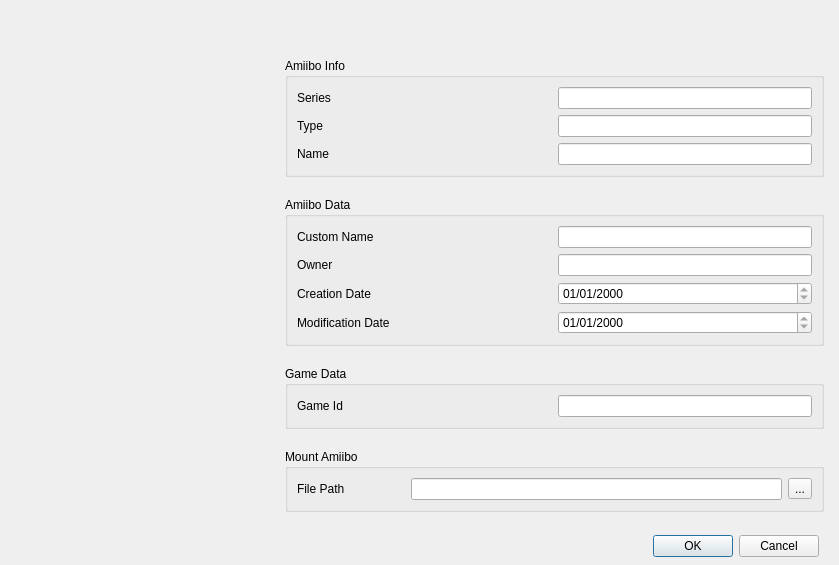
Old version of the form src/lichii/applets/qt_amiibo_settings.ui in the repository ddddng/Lichii.
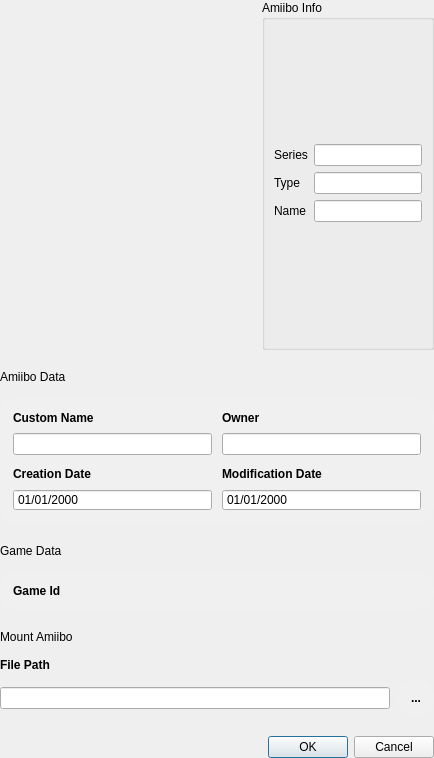
New version of the form.

Commit message: Applets: Amiibo Settings from Paper

The edit to the form file:
```diff
--- a/src/lichii/applets/qt_amiibo_settings.ui
+++ b/src/lichii/applets/qt_amiibo_settings.ui
@@ -2,111 +2,21 @@
 <ui version="4.0">
  <class>QtAmiiboSettingsDialog</class>
  <widget class="QDialog" name="QtAmiiboSettingsDialog">
-  <property name="geometry">
-   <rect>
-    <x>0</x>
-    <y>0</y>
-    <width>839</width>
-    <height>500</height>
-   </rect>
-  </property>
   <property name="windowTitle">
    <string>Amiibo Settings</string>
   </property>
   <property name="styleSheet">
-   <string notr="true"/>
+   <string notr="true">QLabel[section="true"] { color: rgba(255, 255, 255, 158); }
+QFrame#amiiboDataGroup, QFrame#gameDataGroup { background-color: rgba(255, 255, 255, 13); border: 1px solid rgba(255, 255, 255, 20); border-radius: 18px; }
+QLabel#amiiboCustomNameLabel, QLabel#amiiboOwnerLabel, QLabel#creationDateLabel, QLabel#modificationDateLabel, QLabel#amiiboDirectoryLabel { font-weight: 600; }
+QLineEdit#gameIdValue { background: transparent; border: 0; padding: 0; color: rgba(255, 255, 255, 158); font-family: monospace; }
+QLabel#gameIdLabel { font-weight: 600; }
+QToolButton#amiiboDirectoryButton { border: 0; border-radius: 18px; padding: 0; background-color: rgba(255, 255, 255, 20); font-weight: 600; }</string>
   </property>
-  <layout class="QVBoxLayout" name="verticalLayout" stretch="0">
-   <property name="leftMargin">
-    <number>0</number>
-   </property>
-   <property name="topMargin">
-    <number>0</number>
-   </property>
-   <property name="rightMargin">
-    <number>0</number>
-   </property>
-   <property name="bottomMargin">
-    <number>0</number>
-   </property>
-   <item>
-    <widget class="QWidget" name="mainControllerApplet" native="true">
-     <layout class="QVBoxLayout" name="verticalLayout_1" stretch="0,3,0">
+  <layout class="QVBoxLayout" name="verticalLayout">
       <property name="spacing">
-       <number>0</number>
-      </property>
-      <property name="leftMargin">
-       <number>0</number>
-      </property>
-      <property name="topMargin">
-       <number>0</number>
-      </property>
-      <property name="rightMargin">
-       <number>0</number>
-      </property>
-      <property name="bottomMargin">
-       <number>0</number>
-      </property>
-      <item>
-       <widget class="QWidget" name="topControllerApplet" native="true">
-        <layout class="QHBoxLayout" name="horizontalLayout">
-         <property name="spacing">
-          <number>10</number>
-         </property>
-         <property name="leftMargin">
           <number>20</number>
          </property>
-         <property name="topMargin">
-          <number>15</number>
-         </property>
-         <property name="rightMargin">
-          <number>0</number>
-         </property>
-         <property name="bottomMargin">
-          <number>15</number>
-         </property>
-         <item>
-          <widget class="QLabel" name="cabinetActionDescriptionLabel">
-           <property name="font">
-            <font>
-             <pointsize>12</pointsize>
-             <weight>75</weight>
-             <bold>true</bold>
-            </font>
-           </property>
-           <property name="text">
-            <string/>
-           </property>
-           <property name="alignment">
-            <set>Qt::AlignLeading|Qt::AlignLeft|Qt::AlignVCenter</set>
-           </property>
-           <property name="wordWrap">
-            <bool>false</bool>
-           </property>
-          </widget>
-         </item>
-         <item>
-          <spacer name="horizontalSpacer_2">
-           <property name="orientation">
-            <enum>Qt::Horizontal</enum>
-           </property>
-           <property name="sizeHint" stdset="0">
-            <size>
-             <width>40</width>
-             <height>20</height>
-            </size>
-           </property>
-          </spacer>
-         </item>
-        </layout>
-       </widget>
-      </item>
-      <item>
-       <widget class="QWidget" name="middleControllerApplet" native="true">
-        <layout class="QVBoxLayout" name="verticalLayout_3">
-         <property name="spacing">
-          <number>0</number>
-         </property>
          <property name="leftMargin">
           <number>0</number>
          </property>
@@ -120,15 +30,9 @@
           <number>0</number>
          </property>
          <item>
-          <layout class="QHBoxLayout" name="horizontalLayout_2">
+    <layout class="QHBoxLayout" name="amiiboInfoLayout">
            <property name="spacing">
-            <number>20</number>
-           </property>
-           <property name="leftMargin">
-            <number>15</number>
-           </property>
-           <property name="rightMargin">
-            <number>15</number>
+      <number>12</number>
            </property>
            <item>
             <widget class="QLabel" name="amiiboImageLabel">
@@ -153,17 +57,6 @@
             </widget>
            </item>
            <item>
-            <layout class="QVBoxLayout" name="verticalLayout_4">
-             <property name="leftMargin">
-              <number>0</number>
-             </property>
-             <property name="topMargin">
-              <number>8</number>
-             </property>
-             <property name="bottomMargin">
-              <number>15</number>
-             </property>
-             <item>
               <widget class="QGroupBox" name="amiiboInfoGroup">
                <property name="title">
                 <string>Amiibo Info</string>
@@ -236,62 +129,99 @@
                </layout>
               </widget>
              </item>
+    </layout>
+   </item>
              <item>
-              <widget class="QGroupBox" name="amiiboDataGroup">
-               <property name="title">
+    <layout class="QVBoxLayout" name="amiiboDataSection">
+     <property name="spacing">
+      <number>14</number>
+     </property>
+     <item>
+      <widget class="QLabel" name="amiiboDataLabel">
+       <property name="text">
                 <string>Amiibo Data</string>
                </property>
-               <layout class="QVBoxLayout" name="verticalLayout_6">
+       <property name="section" stdset="0">
+        <bool>true</bool>
+       </property>
+      </widget>
+     </item>
                 <item>
+      <widget class="QFrame" name="amiiboDataGroup">
                  <layout class="QGridLayout" name="gridLayout_2">
+        <property name="leftMargin">
+         <number>12</number>
+        </property>
+        <property name="topMargin">
+         <number>12</number>
+        </property>
+        <property name="rightMargin">
+         <number>12</number>
+        </property>
+        <property name="bottomMargin">
+         <number>12</number>
+        </property>
+        <property name="horizontalSpacing">
+         <number>10</number>
+        </property>
+        <property name="verticalSpacing">
+         <number>12</number>
+        </property>
                   <item row="0" column="0">
+         <layout class="QVBoxLayout" name="amiiboCustomNameValueLayout">
+          <property name="spacing">
+           <number>8</number>
+          </property>
+          <item>
                    <widget class="QLabel" name="amiiboCustomNameLabel">
                     <property name="text">
                      <string>Custom Name</string>
                     </property>
                    </widget>
                   </item>
-                  <item row="0" column="1">
+          <item>
                    <widget class="QLineEdit" name="amiiboCustomNameValue">
-                    <property name="sizePolicy">
-                     <sizepolicy hsizetype="Minimum" vsizetype="Fixed">
-                      <horstretch>0</horstretch>
-                      <verstretch>0</verstretch>
-                     </sizepolicy>
-                    </property>
                     <property name="maxLength">
                      <number>10</number>
                     </property>
                    </widget>
                   </item>
-                  <item row="1" column="0">
+         </layout>
+        </item>
+        <item row="0" column="1">
+         <layout class="QVBoxLayout" name="amiiboOwnerValueLayout">
+          <property name="spacing">
+           <number>8</number>
+          </property>
+          <item>
                    <widget class="QLabel" name="amiiboOwnerLabel">
                     <property name="text">
                      <string>Owner</string>
                     </property>
                    </widget>
                   </item>
-                  <item row="1" column="1">
+          <item>
                    <widget class="QLineEdit" name="amiiboOwnerValue">
-                    <property name="sizePolicy">
-                     <sizepolicy hsizetype="Minimum" vsizetype="Fixed">
-                      <horstretch>0</horstretch>
-                      <verstretch>0</verstretch>
-                     </sizepolicy>
-                    </property>
                     <property name="maxLength">
                      <number>10</number>
                     </property>
                    </widget>
                   </item>
-                  <item row="2" column="0">
+         </layout>
+        </item>
+        <item row="1" column="0">
+         <layout class="QVBoxLayout" name="creationDateValueLayout">
+          <property name="spacing">
+           <number>8</number>
+          </property>
+          <item>
                    <widget class="QLabel" name="creationDateLabel">
                     <property name="text">
                      <string>Creation Date</string>
                     </property>
                    </widget>
                   </item>
-                  <item row="2" column="1">
+          <item>
                    <widget class="QDateTimeEdit" name="creationDateValue">
                     <property name="readOnly">
                      <bool>true</bool>
@@ -306,16 +236,26 @@
                     <property name="displayFormat">
                      <string>dd/MM/yyyy</string>
                     </property>
-                   </widget>
-                  </item>
-                  <item row="3" column="0">
+            <property name="buttonSymbols">
+             <enum>QAbstractSpinBox::NoButtons</enum>
+            </property>
+           </widget>
+          </item>
+         </layout>
+        </item>
+        <item row="1" column="1">
+         <layout class="QVBoxLayout" name="modificationDateValueLayout">
+          <property name="spacing">
+           <number>8</number>
+          </property>
+          <item>
                    <widget class="QLabel" name="modificationDateLabel">
                     <property name="text">
                      <string>Modification Date</string>
                     </property>
                    </widget>
                   </item>
-                  <item row="3" column="1">
+          <item>
                    <widget class="QDateTimeEdit" name="modificationDateValue">
                     <property name="readOnly">
                      <bool>true</bool>
@@ -330,6 +270,9 @@
                     <property name="displayFormat">
                      <string>dd/MM/yyyy </string>
                     </property>
+            <property name="buttonSymbols">
+             <enum>QAbstractSpinBox::NoButtons</enum>
+            </property>
                    </widget>
                   </item>
                  </layout>
@@ -337,128 +280,137 @@
                </layout>
               </widget>
              </item>
+    </layout>
+   </item>
              <item>
-              <widget class="QGroupBox" name="gameDataGroup">
-               <property name="minimumSize">
-                <size>
-                 <width>500</width>
-                 <height>0</height>
-                </size>
-               </property>
-               <property name="title">
+    <layout class="QVBoxLayout" name="gameDataSection">
+     <property name="spacing">
+      <number>14</number>
+     </property>
+     <item>
+      <widget class="QLabel" name="gameDataLabel">
+       <property name="text">
                 <string>Game Data</string>
                </property>
-               <layout class="QGridLayout" name="gridLayout_3">
-                <item row="0" column="0">
+       <property name="section" stdset="0">
+        <bool>true</bool>
+       </property>
+      </widget>
+     </item>
+     <item>
+      <widget class="QFrame" name="gameDataGroup">
+       <layout class="QHBoxLayout" name="gridLayout_3">
+        <property name="leftMargin">
+         <number>12</number>
+        </property>
+        <property name="topMargin">
+         <number>10</number>
+        </property>
+        <property name="rightMargin">
+         <number>12</number>
+        </property>
+        <property name="bottomMargin">
+         <number>10</number>
+        </property>
+        <property name="spacing">
+         <number>10</number>
+        </property>
+        <item>
                  <widget class="QLabel" name="gameIdLabel">
                   <property name="text">
                    <string>Game Id</string>
                   </property>
                  </widget>
                 </item>
-                <item row="0" column="1">
+        <item>
+         <spacer name="gameIdSpacer">
+          <property name="orientation">
+           <enum>Qt::Horizontal</enum>
+          </property>
+          <property name="sizeHint" stdset="0">
+           <size>
+            <width>0</width>
+            <height>0</height>
+           </size>
+          </property>
+         </spacer>
+        </item>
+        <item>
                  <widget class="QLineEdit" name="gameIdValue">
-                  <property name="sizePolicy">
-                   <sizepolicy hsizetype="Minimum" vsizetype="Fixed">
-                    <horstretch>0</horstretch>
-                    <verstretch>0</verstretch>
-                   </sizepolicy>
-                  </property>
                   <property name="readOnly">
                    <bool>true</bool>
                   </property>
+          <property name="alignment">
+           <set>Qt::AlignRight|Qt::AlignVCenter</set>
+          </property>
                  </widget>
                 </item>
                </layout>
               </widget>
              </item>
+    </layout>
+   </item>
              <item>
-              <widget class="QGroupBox" name="MountAmiiboGroup">
-               <property name="minimumSize">
-                <size>
-                 <width>500</width>
-                 <height>0</height>
-                </size>
-               </property>
-               <property name="title">
+    <layout class="QVBoxLayout" name="mountAmiiboSection">
+     <property name="spacing">
+      <number>14</number>
+     </property>
+     <item>
+      <widget class="QLabel" name="MountAmiiboGroup">
+       <property name="text">
                 <string>Mount Amiibo</string>
                </property>
-               <layout class="QGridLayout" name="gridLayout_4">
-                <item row="0" column="3">
-                 <widget class="QToolButton" name="amiiboDirectoryButton">
-                  <property name="text">
-                   <string>...</string>
+       <property name="section" stdset="0">
+        <bool>true</bool>
                   </property>
                  </widget>
                 </item>
-                <item row="0" column="1">
-                 <spacer name="horizontalSpacer">
-                  <property name="orientation">
-                   <enum>Qt::Horizontal</enum>
-                  </property>
-                  <property name="sizeType">
-                   <enum>QSizePolicy::Maximum</enum>
-                  </property>
-                  <property name="sizeHint" stdset="0">
-                   <size>
-                    <width>60</width>
-                    <height>20</height>
-                   </size>
-                  </property>
-                 </spacer>
-                </item>
-                <item row="0" column="0">
+     <item>
+      <layout class="QVBoxLayout" name="amiiboDirectoryLayout">
+       <property name="spacing">
+        <number>8</number>
+       </property>
+       <item>
                  <widget class="QLabel" name="amiiboDirectoryLabel">
                   <property name="text">
                    <string>File Path</string>
                   </property>
                  </widget>
                 </item>
-                <item row="0" column="2">
-                 <widget class="QLineEdit" name="amiiboDirectoryValue"/>
-                </item>
-               </layout>
-              </widget>
-             </item>
              <item>
-              <spacer name="verticalSpacer">
-               <property name="orientation">
-                <enum>Qt::Vertical</enum>
-               </property>
-               <property name="sizeHint" stdset="0">
-                <size>
-                 <width>20</width>
-                 <height>40</height>
-                </size>
-               </property>
-              </spacer>
-             </item>
-            </layout>
-           </item>
-          </layout>
-         </item>
-        </layout>
-       </widget>
-      </item>
-      <item>
-       <widget class="QWidget" name="bottomControllerApplet" native="true">
-        <layout class="QHBoxLayout" name="horizontalLayout_6">
+        <layout class="QHBoxLayout" name="gridLayout_4">
          <property name="spacing">
-          <number>15</number>
-         </property>
-         <property name="leftMargin">
-          <number>15</number>
-         </property>
-         <property name="topMargin">
           <number>8</number>
          </property>
-         <property name="rightMargin">
-          <number>20</number>
-         </property>
-         <property name="bottomMargin">
-          <number>8</number>
-         </property>
-         <item alignment="Qt::AlignBottom">
+         <item>
+          <widget class="QLineEdit" name="amiiboDirectoryValue" />
+         </item>
+         <item>
+          <widget class="QToolButton" name="amiiboDirectoryButton">
+           <property name="text">
+            <string>...</string>
+           </property>
+           <property name="minimumSize">
+            <size>
+             <width>36</width>
+             <height>36</height>
+            </size>
+           </property>
+           <property name="maximumSize">
+            <size>
+             <width>36</width>
+             <height>36</height>
+            </size>
+           </property>
+          </widget>
+         </item>
+        </layout>
+       </item>
+      </layout>
+     </item>
+    </layout>
+   </item>
+   <item>
           <widget class="QDialogButtonBox" name="buttonBox">
            <property name="enabled">
             <bool>true</bool>
@@ -470,13 +422,7 @@
          </item>
         </layout>
        </widget>
-      </item>
-     </layout>
-    </widget>
-   </item>
-  </layout>
- </widget>
- <resources/>
+ <resources />
  <connections>
   <connection>
    <sender>buttonBox</sender>
```
Left out of the diff: 2 changed lines with no effect on the pictures. Lines whose indentation alone changed are shown as unchanged. The commit also changes 5 other files.
